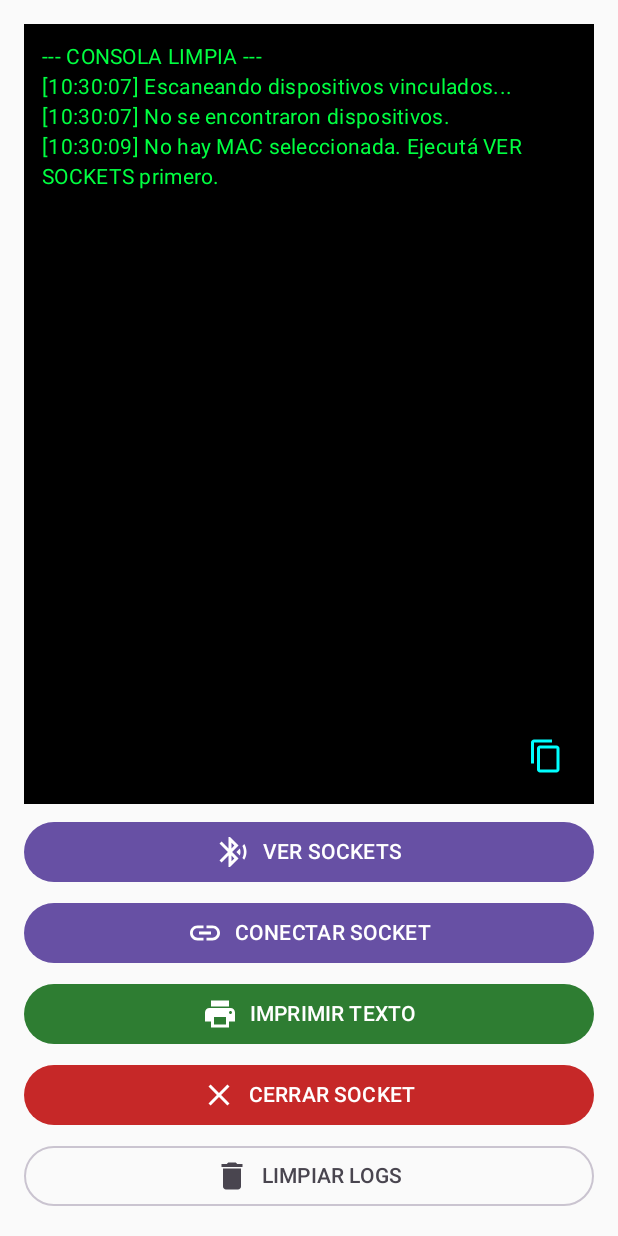
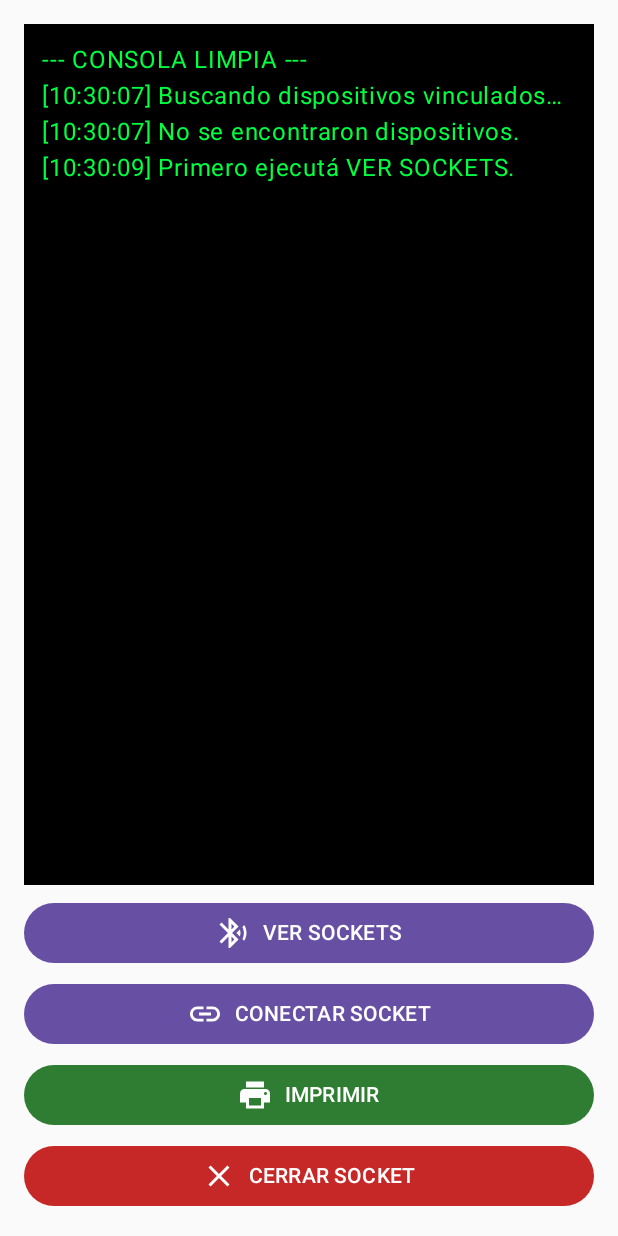
Before and after one commit to netpoint-dev/impresora, an Android app built with Jetpack Compose: the screen it shows after launch (MainActivity), after a tap on "CONECTAR SOCKET", on a phone screen of 412 x 824 dp. Run offline under Robolectric (Android 15) with nearby library versions, the light colour scheme and no system bars; 1 other tap on this screen came first.

Commit message:
Fix: Connect button and ADD docs

```diff
--- a/app/src/main/java/com/netpoint/impresora/MainActivity.kt
+++ b/app/src/main/java/com/netpoint/impresora/MainActivity.kt
@@ -2,6 +2,7 @@
 
 package com.netpoint.impresora
 
+import android.annotation.SuppressLint
 import android.bluetooth.*
 import android.content.*
 import android.os.Bundle
@@ -16,7 +17,6 @@ import androidx.compose.material.icons.Icons
 import androidx.compose.material.icons.filled.*
 import androidx.compose.material3.*
 import androidx.compose.runtime.*
-import androidx.compose.ui.Alignment
 import androidx.compose.ui.Modifier
 import androidx.compose.ui.graphics.Color
 import androidx.compose.ui.platform.LocalContext
@@ -40,6 +40,7 @@ class MainActivity : ComponentActivity() {
     }
 }
 
+@SuppressLint("MissingPermission")
 @Composable
 fun HardwareScreen() {
 
@@ -51,12 +52,12 @@ fun HardwareScreen() {
     var btSocket by remember { mutableStateOf<BluetoothSocket?>(null) }
     var selectedMac by remember { mutableStateOf<String?>(null) }
 
-    fun log(message: String) {
+    fun log(msg: String) {
         val time = SimpleDateFormat("HH:mm:ss", Locale.getDefault()).format(Date())
-        logs += "[$time] $message\n"
+        logs += "[$time] $msg\n"
     }
 
-    fun isSocketConnected(): Boolean =
+    fun isConnected(): Boolean =
         btSocket != null && btSocket!!.isConnected
 
     LaunchedEffect(logs) {
@@ -69,8 +70,6 @@ fun HardwareScreen() {
             .padding(16.dp)
     ) {
 
-        /* ================= CONSOLA ================= */
-
         Box(
             modifier = Modifier
                 .weight(1f)
@@ -80,33 +79,15 @@ fun HardwareScreen() {
             Text(
                 text = logs,
                 color = Color(0xFF00FF41),
-                style = MaterialTheme.typography.bodyMedium,
                 modifier = Modifier
                     .fillMaxSize()
                     .verticalScroll(scroll)
                     .padding(12.dp)
             )
-
-            IconButton(
-                modifier = Modifier
-                    .align(Alignment.BottomEnd)
-                    .padding(8.dp),
-                onClick = {
-                    val clipboard =
-                        context.getSystemService(Context.CLIPBOARD_SERVICE) as ClipboardManager
-                    clipboard.setPrimaryClip(
-                        ClipData.newPlainText("logs", logs)
-                    )
-                    log("Logs copiados al portapapeles.")
-                }
-            ) {
-                Icon(Icons.Default.ContentCopy, null, tint = Color.Cyan)
-            }
         }
 
         Spacer(Modifier.height(8.dp))
 
-        /* ================= VER SOCKETS ================= */
 
         Button(
             modifier = Modifier.fillMaxWidth(),
@@ -117,8 +98,8 @@ fun HardwareScreen() {
                     val adapter = manager.adapter
 
                     withContext(Dispatchers.Main) {
-                        log("Escaneando dispositivos vinculados...")
                         selectedMac = null
+                        log("Buscando dispositivos vinculados…")
                     }
 
                     adapter?.bondedDevices?.forEach { device ->
@@ -145,7 +126,6 @@ fun HardwareScreen() {
 
         Spacer(Modifier.height(6.dp))
 
-        /* ================= CONECTAR SOCKET ================= */
 
         Button(
             modifier = Modifier.fillMaxWidth(),
@@ -154,7 +134,14 @@ fun HardwareScreen() {
 
                     if (selectedMac == null) {
                         withContext(Dispatchers.Main) {
-                            log("No hay MAC seleccionada. Ejecutá VER SOCKETS primero.")
+                            log("Primero ejecutá VER SOCKETS.")
+                        }
+                        return@launch
+                    }
+
+                    if (isConnected()) {
+                        withContext(Dispatchers.Main) {
+                            log("El socket ya está conectado.")
                         }
                         return@launch
                     }
@@ -163,27 +150,8 @@ fun HardwareScreen() {
                         context.getSystemService(Context.BLUETOOTH_SERVICE) as BluetoothManager
                     val adapter = manager.adapter
 
-                    if (adapter == null || !adapter.isEnabled) {
-                        withContext(Dispatchers.Main) {
-                            log("Bluetooth apagado.")
-                        }
-                        return@launch
-                    }
-
-                    val device = try {
-                        adapter.getRemoteDevice(selectedMac!!)
-                    } catch (_: Exception) {
-                        null
-                    }
-
-                    if (device == null) {
-                        withContext(Dispatchers.Main) {
-                            log("No se pudo obtener el dispositivo por MAC.")
-                        }
-                        return@launch
-                    }
-
                     try {
+                        val device = adapter.getRemoteDevice(selectedMac!!)
                         adapter.cancelDiscovery()
 
                         btSocket = device.javaClass
@@ -193,13 +161,14 @@ fun HardwareScreen() {
                         btSocket!!.connect()
 
                         withContext(Dispatchers.Main) {
-                            log("Socket conectado a ${device.address}")
+                            log("Conectado a ${device.address}")
                         }
 
                     } catch (e: Exception) {
                         withContext(Dispatchers.Main) {
                             log("Error conectando socket: ${e.message}")
                         }
+                        btSocket = null
                     }
                 }
             }
@@ -211,7 +180,6 @@ fun HardwareScreen() {
 
         Spacer(Modifier.height(6.dp))
 
-        /* ================= IMPRIMIR TEXTO ================= */
 
         Button(
             modifier = Modifier.fillMaxWidth(),
@@ -219,36 +187,21 @@ fun HardwareScreen() {
             onClick = {
                 scope.launch(Dispatchers.IO) {
 
-                    if (!isSocketConnected()) {
+                    if (!isConnected()) {
                         withContext(Dispatchers.Main) {
-                            log("Socket no conectado.")
+                            log("No hay socket conectado.")
                         }
                         return@launch
                     }
-
                     try {
+                        val now = SimpleDateFormat("HH:mm:ss", Locale.getDefault())
+                            .format(Date())
                         val text = """
-                            Poema de la impresora
-
-                            En la mesa zumba baja, concentrada,
-                            la impresora despierta su latido,
-                            un motor que murmura madrugada
-                            y escupe palabras con sonido.
-
-                            Traga silencio, bytes y pensamientos,
-                            los mastica en calor y en tinta oscura,
-                            y pariendo recibos y argumentos
-                            deja huellas exactas de cordura.
-
-                            Cada línea cae recta, obediente,
-                            como soldados blancos en papel,
-                            pero adentro hay un pulso diferente:
-                            un poema mecánico y fiel.
-
-                            Cuando corta, suspira, satisfecha,
-                            queda el texto, la marca y la razón:
-                            la máquina también sueña —aunque estrecha—
-                            con dejar su mensaje en impresión.
+                        ====================
+                        MAC: $selectedMac
+                        Hora: $now
+                        Hola mundo
+                        ====================
                         """.trimIndent()
 
                         val payload =
@@ -268,15 +221,17 @@ fun HardwareScreen() {
                             log("Error imprimiendo: ${e.message}")
                         }
                     }
+
                 }
             }
         ) {
             Icon(Icons.Default.Print, null)
             Spacer(Modifier.width(8.dp))
-            Text("IMPRIMIR TEXTO")
+            Text("IMPRIMIR")
         }
 
         Spacer(Modifier.height(6.dp))
+
 
         Button(
             modifier = Modifier.fillMaxWidth(),
@@ -297,24 +252,5 @@ fun HardwareScreen() {
             Spacer(Modifier.width(8.dp))
             Text("CERRAR SOCKET")
         }
-
-        Spacer(Modifier.height(6.dp))
-
-        OutlinedButton(
-            modifier = Modifier
-                .fillMaxWidth()
-                .padding(
-                    bottom = WindowInsets.navigationBars
-                        .asPaddingValues()
-                        .calculateBottomPadding()
-                ),
-            onClick = {
-                logs = "--- CONSOLA LIMPIA ---\n"
-            }
-        ) {
-            Icon(Icons.Default.Delete, null)
-            Spacer(Modifier.width(8.dp))
-            Text("LIMPIAR LOGS")
-        }
     }
 }
```
Also changed, not shown: 1 other file.
